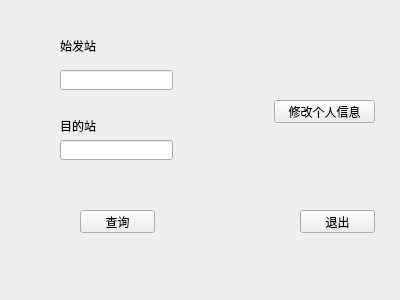
Qt form src/Cpluspluswork/user.ui (wutb15/C-work) before a commit.
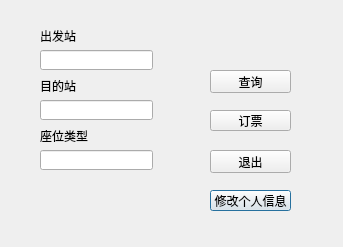
The same form after that commit.

The edit to the form file:
```diff
--- a/src/Cpluspluswork/user.ui
+++ b/src/Cpluspluswork/user.ui
@@ -1,13 +1,13 @@
 <?xml version="1.0" encoding="UTF-8"?>
 <ui version="4.0">
- <class>Form</class>
- <widget class="QWidget" name="Form">
+ <class>Dialog</class>
+ <widget class="QDialog" name="Dialog">
   <property name="geometry">
    <rect>
     <x>0</x>
     <y>0</y>
-    <width>400</width>
-    <height>300</height>
+    <width>343</width>
+    <height>247</height>
    </rect>
   </property>
   <property name="windowTitle">
@@ -16,47 +16,21 @@
   <widget class="QPushButton" name="searchButton">
    <property name="geometry">
     <rect>
-     <x>80</x>
-     <y>210</y>
-     <width>75</width>
-     <height>23</height>
-    </rect>
-   </property>
-   <property name="text">
-    <string>查询</string>
-   </property>
-  </widget>
-  <widget class="QPushButton" name="changeButton">
-   <property name="geometry">
-    <rect>
-     <x>274</x>
-     <y>100</y>
-     <width>101</width>
-     <height>23</height>
+     <x>210</x>
+     <y>190</y>
+     <width>81</width>
+     <height>21</height>
     </rect>
    </property>
    <property name="text">
     <string>修改个人信息</string>
    </property>
   </widget>
-  <widget class="QPushButton" name="exitButton">
-   <property name="geometry">
-    <rect>
-     <x>300</x>
-     <y>210</y>
-     <width>75</width>
-     <height>23</height>
-    </rect>
-   </property>
-   <property name="text">
-    <string>退出</string>
-   </property>
-  </widget>
   <widget class="QLineEdit" name="lineEdit1">
    <property name="geometry">
     <rect>
-     <x>60</x>
-     <y>70</y>
+     <x>40</x>
+     <y>50</y>
      <width>113</width>
      <height>20</height>
     </rect>
@@ -65,8 +39,8 @@
   <widget class="QLineEdit" name="lineEdit2">
    <property name="geometry">
     <rect>
-     <x>60</x>
-     <y>140</y>
+     <x>40</x>
+     <y>100</y>
      <width>113</width>
      <height>20</height>
     </rect>
@@ -75,21 +49,21 @@
   <widget class="QLabel" name="label">
    <property name="geometry">
     <rect>
-     <x>60</x>
-     <y>40</y>
+     <x>40</x>
+     <y>30</y>
      <width>54</width>
      <height>12</height>
     </rect>
    </property>
    <property name="text">
-    <string>始发站</string>
+    <string>出发站</string>
    </property>
   </widget>
   <widget class="QLabel" name="label_2">
    <property name="geometry">
     <rect>
-     <x>60</x>
-     <y>120</y>
+     <x>40</x>
+     <y>80</y>
      <width>54</width>
      <height>12</height>
     </rect>
@@ -98,6 +72,68 @@
     <string>目的站</string>
    </property>
   </widget>
+  <widget class="QPushButton" name="serachButton">
+   <property name="geometry">
+    <rect>
+     <x>210</x>
+     <y>70</y>
+     <width>81</width>
+     <height>23</height>
+    </rect>
+   </property>
+   <property name="text">
+    <string>查询</string>
+   </property>
+  </widget>
+  <widget class="QPushButton" name="exitButton">
+   <property name="geometry">
+    <rect>
+     <x>210</x>
+     <y>150</y>
+     <width>81</width>
+     <height>23</height>
+    </rect>
+   </property>
+   <property name="text">
+    <string>退出</string>
+   </property>
+  </widget>
+  <widget class="QPushButton" name="bookButton">
+   <property name="geometry">
+    <rect>
+     <x>210</x>
+     <y>110</y>
+     <width>81</width>
+     <height>21</height>
+    </rect>
+   </property>
+   <property name="text">
+    <string>订票</string>
+   </property>
+  </widget>
+  <widget class="QLineEdit" name="lineEdit">
+   <property name="geometry">
+    <rect>
+     <x>40</x>
+     <y>150</y>
+     <width>113</width>
+     <height>20</height>
+    </rect>
+   </property>
+  </widget>
+  <widget class="QLabel" name="label_3">
+   <property name="geometry">
+    <rect>
+     <x>40</x>
+     <y>130</y>
+     <width>54</width>
+     <height>12</height>
+    </rect>
+   </property>
+   <property name="text">
+    <string>座位类型</string>
+   </property>
+  </widget>
  </widget>
  <resources/>
  <connections/>
```
Left out of the diff: 23 changed lines with no effect on the pictures.
